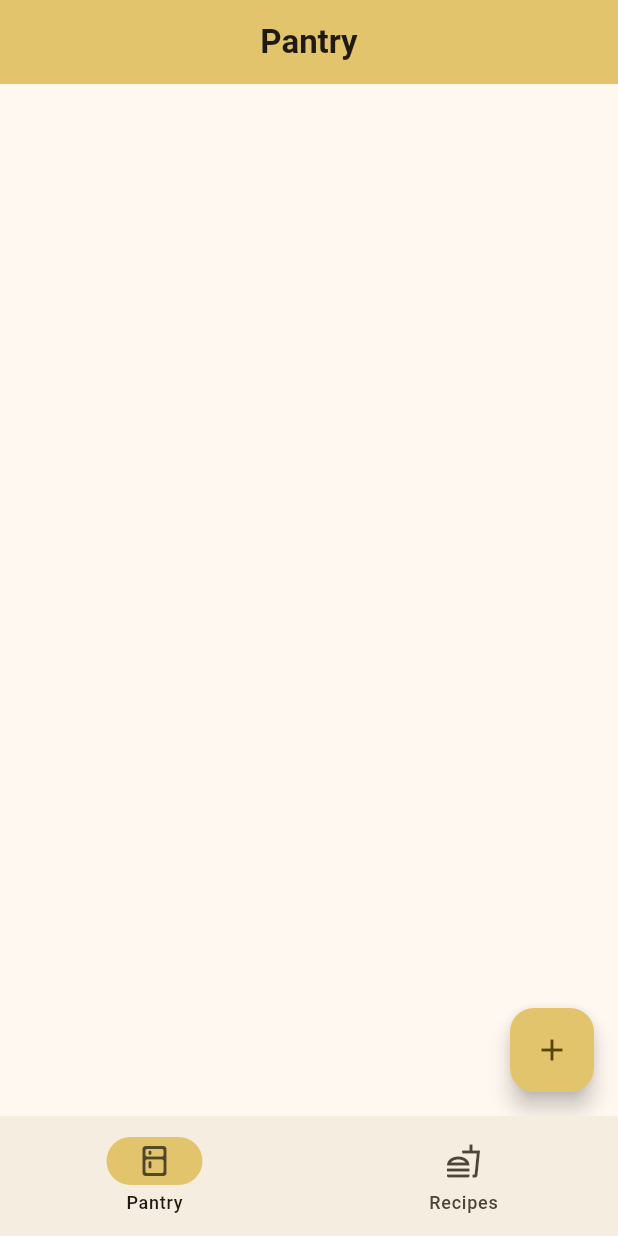
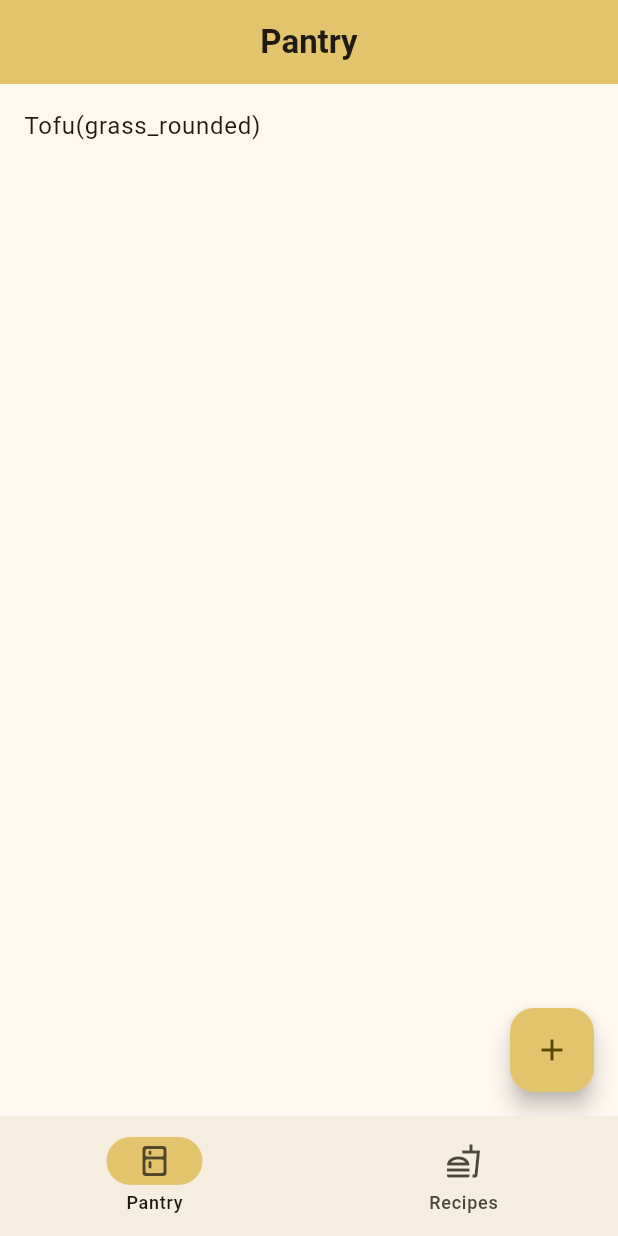
Before and after one commit to Aayushstha03/fridge-manager, a Flutter app: the screen it shows after launch, on a phone screen of 412 x 824 dp. Run offline on Flutter 3.47's test engine with Material 3 defaults, Android fonts, the light colour scheme and no system bars.

Commit message:
i dont rememeber what i was doing but here we go!

```diff
--- a/lib/models/ingredient.dart
+++ b/lib/models/ingredient.dart
@@ -1,9 +1,9 @@
 class Ingredient {
   final String name;
-  final String type;
+  final String icon;
 
   Ingredient({
     required this.name,
-    required this.type,
+    required this.icon,
   });
 }
--- a/lib/models/ingredient_model.dart
+++ b/lib/models/ingredient_model.dart
@@ -4,15 +4,16 @@ import 'package:fridge_app/models/ingredient.dart';
 class Ingredients extends ChangeNotifier {
   //list of ingredients
   List<Ingredient> ingredients = [
-    Ingredient(name: 'Tofu', type: 'veggie'),
-    Ingredient(name: 'Onion', type: 'veggie'),
-    Ingredient(name: 'Capsicum', type: 'veggie'),
-    Ingredient(name: 'Tomato', type: 'veggie'),
-    Ingredient(name: 'Chicken', type: 'meat'),
-    Ingredient(name: 'Apple', type: 'fruit'),
+    Ingredient(name: 'Tofu', icon: 'grass_rounded'),
+    Ingredient(name: 'Onion', icon: 'grass_rounded'),
+    Ingredient(name: 'Capsicum', icon: 'grass_rounded'),
+    Ingredient(name: 'Tomato', icon: 'grass_rounded'),
+    Ingredient(name: 'Chicken', icon: 'kebab_dining_outlined'),
   ];
 //list of current pantry contents
-  List<Ingredient> currentPantry = [];
+  List<Ingredient> currentPantry = [
+    Ingredient(name: 'Tofu', icon: 'grass_rounded')
+  ];
 
 //get all ingredients
   List<Ingredient> getIngredients() {
--- a/lib/pages/pantry_page.dart
+++ b/lib/pages/pantry_page.dart
@@ -44,9 +44,11 @@ class _PantryPageState extends State<PantryPage> {
           itemCount: value.currentPantry.length,
           itemBuilder: (context, index) {
             return ListTile(
-              leading: const Icon(Icons.grass_rounded),
+              // leading: Icon(Icons.Text(value.getPantryContents()[index].icon)),
               title: Text(value.getPantryContents()[index].name +
-                  value.getPantryContents()[index].type),
+                  '(' +
+                  value.getPantryContents()[index].icon +
+                  ')'),
             );
           },
         ),
```
